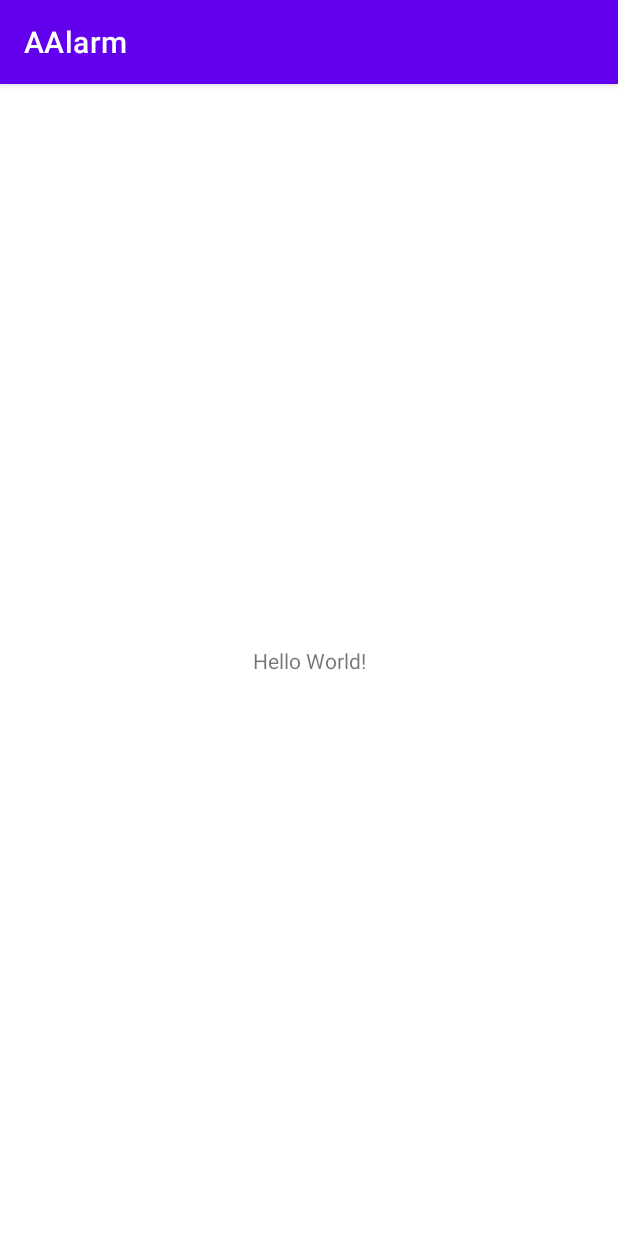
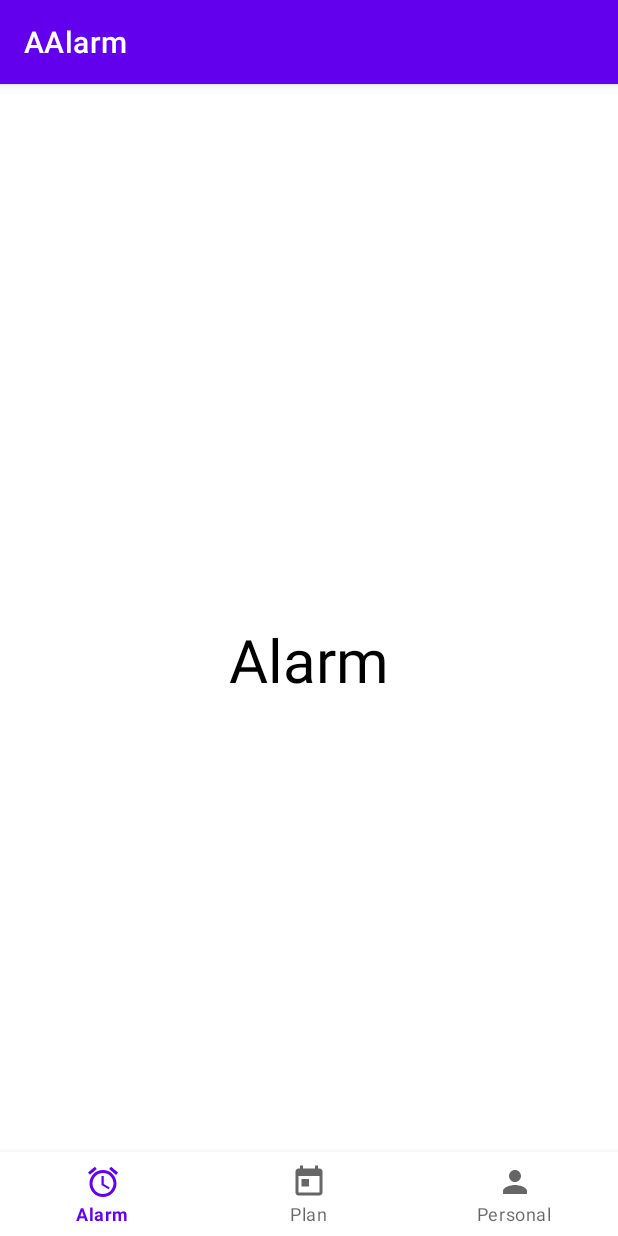
Before and after one commit to YushunChen/AAlarm, an Android app: the screen it shows after launch (MainActivity), on a phone screen of 412 x 824 dp. Run offline under Robolectric (Android 15) with nearby library versions, the phone set to English and light mode, and no system bars.

Commit message:
menu imitate lab3 m2

```diff
--- a/app/build.gradle
+++ b/app/build.gradle
@@ -32,6 +32,7 @@ dependencies {
     implementation 'androidx.appcompat:appcompat:1.3.1'
     implementation 'com.google.android.material:material:1.4.0'
     implementation 'androidx.constraintlayout:constraintlayout:2.1.1'
+    implementation 'androidx.legacy:legacy-support-v4:1.0.0'
     testImplementation 'junit:junit:4.+'
     androidTestImplementation 'androidx.test.ext:junit:1.1.3'
     androidTestImplementation 'androidx.test.espresso:espresso-core:3.4.0'
--- /dev/null
+++ b/app/src/main/java/com/example/aalarm/AlarmFragment.java
@@ -0,0 +1,60 @@
+package com.example.aalarm;
+
+import android.os.Bundle;
+
+import androidx.fragment.app.Fragment;
+
+import android.view.LayoutInflater;
+import android.view.View;
+import android.view.ViewGroup;
+
+
+public class AlarmFragment extends Fragment {
+
+//    // TODO: Rename parameter arguments, choose names that match
+//    // the fragment initialization parameters, e.g. ARG_ITEM_NUMBER
+//    private static final String ARG_PARAM1 = "param1";
+//    private static final String ARG_PARAM2 = "param2";
+//
+//    // TODO: Rename and change types of parameters
+//    private String mParam1;
+//    private String mParam2;
+
+    public AlarmFragment() {
+        // Required empty public constructor
+    }
+
+//    /**
+//     * Use this factory method to create a new instance of
+//     * this fragment using the provided parameters.
+//     *
+//     * @param param1 Parameter 1.
+//     * @param param2 Parameter 2.
+//     * @return A new instance of fragment AlarmFragment.
+//     */
+//    // TODO: Rename and change types and number of parameters
+//    public static AlarmFragment newInstance(String param1, String param2) {
+//        AlarmFragment fragment = new AlarmFragment();
+//        Bundle args = new Bundle();
+//        args.putString(ARG_PARAM1, param1);
+//        args.putString(ARG_PARAM2, param2);
+//        fragment.setArguments(args);
+//        return fragment;
+//    }
+//
+//    @Override
+//    public void onCreate(Bundle savedInstanceState) {
+//        super.onCreate(savedInstanceState);
+//        if (getArguments() != null) {
+//            mParam1 = getArguments().getString(ARG_PARAM1);
+//            mParam2 = getArguments().getString(ARG_PARAM2);
+//        }
+//    }
+
+    @Override
+    public View onCreateView(LayoutInflater inflater, ViewGroup container,
+                             Bundle savedInstanceState) {
+        // Inflate the layout for this fragment
+        return inflater.inflate(R.layout.fragment_alarm, container, false);
+    }
+}
--- a/app/src/main/java/com/example/aalarm/MainActivity.java
+++ b/app/src/main/java/com/example/aalarm/MainActivity.java
@@ -1,14 +1,48 @@
 package com.example.aalarm;
 
+import androidx.annotation.NonNull;
 import androidx.appcompat.app.AppCompatActivity;
+import androidx.fragment.app.Fragment;
 
 import android.os.Bundle;
+import android.view.MenuItem;
+
+import com.google.android.material.navigation.NavigationBarView;
 
 public class MainActivity extends AppCompatActivity {
+    private NavigationBarView bottomNavigationView;
 
     @Override
     protected void onCreate(Bundle savedInstanceState) {
         super.onCreate(savedInstanceState);
         setContentView(R.layout.activity_main);
+
+        bottomNavigationView = findViewById(R.id.bottomnav);
+        bottomNavigationView.setOnItemSelectedListener(bottomnavFunction);
+
+        getSupportFragmentManager().beginTransaction().replace(R.id.container, new AlarmFragment()).commit();
+
+
     }
+
+    private NavigationBarView.OnItemSelectedListener bottomnavFunction = new NavigationBarView.OnItemSelectedListener() {
+        @Override
+        public boolean onNavigationItemSelected(@NonNull MenuItem item) {
+            Fragment fragment = null;
+            switch (item.getItemId()){
+                case R.id.alarm:
+                    fragment = new AlarmFragment();
+                    break;
+                case R.id.plan:
+                    fragment = new PersonFragment();
+                    break;
+                case R.id.personal:
+                    fragment = new PlanFragment();
+                    break;
+
+            }
+            getSupportFragmentManager().beginTransaction().replace(R.id.container, fragment).commit();
+            return true;
+        }
+    };
 }
--- /dev/null
+++ b/app/src/main/res/drawable/ic_alarm.xml
@@ -0,0 +1,10 @@
+<vector xmlns:android="http://schemas.android.com/apk/res/android"
+    android:width="24dp"
+    android:height="24dp"
+    android:viewportWidth="24"
+    android:viewportHeight="24"
+    android:tint="?attr/colorControlNormal">
+  <path
+      android:fillColor="@android:color/white"
+      android:pathData="M22,5.72l-4.6,-3.86 -1.29,1.53 4.6,3.86L22,5.72zM7.88,3.39L6.6,1.86 2,5.71l1.29,1.53 4.59,-3.85zM12.5,8L11,8v6l4.75,2.85 0.75,-1.23 -4,-2.37L12.5,8zM12,4c-4.97,0 -9,4.03 -9,9s4.02,9 9,9c4.97,0 9,-4.03 9,-9s-4.03,-9 -9,-9zM12,20c-3.87,0 -7,-3.13 -7,-7s3.13,-7 7,-7 7,3.13 7,7 -3.13,7 -7,7z"/>
+</vector>
--- /dev/null
+++ b/app/src/main/res/drawable/ic_person.xml
@@ -0,0 +1,10 @@
+<vector xmlns:android="http://schemas.android.com/apk/res/android"
+    android:width="24dp"
+    android:height="24dp"
+    android:viewportWidth="24"
+    android:viewportHeight="24"
+    android:tint="?attr/colorControlNormal">
+  <path
+      android:fillColor="@android:color/white"
+      android:pathData="M12,12c2.21,0 4,-1.79 4,-4s-1.79,-4 -4,-4 -4,1.79 -4,4 1.79,4 4,4zM12,14c-2.67,0 -8,1.34 -8,4v2h16v-2c0,-2.66 -5.33,-4 -8,-4z"/>
+</vector>
--- /dev/null
+++ b/app/src/main/res/drawable/ic_plan.xml
@@ -0,0 +1,10 @@
+<vector xmlns:android="http://schemas.android.com/apk/res/android"
+    android:width="24dp"
+    android:height="24dp"
+    android:viewportWidth="24"
+    android:viewportHeight="24"
+    android:tint="?attr/colorControlNormal">
+  <path
+      android:fillColor="@android:color/white"
+      android:pathData="M19,3h-1L18,1h-2v2L8,3L8,1L6,1v2L5,3c-1.11,0 -1.99,0.9 -1.99,2L3,19c0,1.1 0.89,2 2,2h14c1.1,0 2,-0.9 2,-2L21,5c0,-1.1 -0.9,-2 -2,-2zM19,19L5,19L5,8h14v11zM7,10h5v5L7,15z"/>
+</vector>
--- a/app/src/main/res/layout/activity_main.xml
+++ b/app/src/main/res/layout/activity_main.xml
@@ -1,18 +1,22 @@
 <?xml version="1.0" encoding="utf-8"?>
-<androidx.constraintlayout.widget.ConstraintLayout xmlns:android="http://schemas.android.com/apk/res/android"
+<RelativeLayout xmlns:android="http://schemas.android.com/apk/res/android"
     xmlns:app="http://schemas.android.com/apk/res-auto"
     xmlns:tools="http://schemas.android.com/tools"
     android:layout_width="match_parent"
     android:layout_height="match_parent"
     tools:context=".MainActivity">
 
-    <TextView
-        android:layout_width="wrap_content"
+    <FrameLayout
+        android:layout_width="match_parent"
+        android:layout_height="match_parent"
+        android:id="@+id/container"/>
+
+    <com.google.android.material.bottomnavigation.BottomNavigationView
+        android:layout_width="match_parent"
         android:layout_height="wrap_content"
-        android:text="Hello World!"
-        app:layout_constraintBottom_toBottomOf="parent"
-        app:layout_constraintLeft_toLeftOf="parent"
-        app:layout_constraintRight_toRightOf="parent"
-        app:layout_constraintTop_toTopOf="parent" />
+        android:id="@+id/bottomnav"
+        android:layout_alignParentBottom="true"
+        android:background="?android:attr/windowBackground"
+        app:menu="@menu/menu"/>
 
-</androidx.constraintlayout.widget.ConstraintLayout>
+</RelativeLayout>
--- /dev/null
+++ b/app/src/main/res/layout/fragment_alarm.xml
@@ -0,0 +1,17 @@
+<?xml version="1.0" encoding="utf-8"?>
+<FrameLayout xmlns:android="http://schemas.android.com/apk/res/android"
+    xmlns:tools="http://schemas.android.com/tools"
+    android:layout_width="match_parent"
+    android:layout_height="match_parent"
+    tools:context=".AlarmFragment">
+
+    <!-- TODO: Update blank fragment layout -->
+    <TextView
+        android:layout_width="wrap_content"
+        android:layout_height="wrap_content"
+        android:layout_gravity="center"
+        android:text="Alarm"
+        android:textColor="@color/black"
+        android:textSize="40dp"/>
+
+</FrameLayout>
--- /dev/null
+++ b/app/src/main/res/menu/menu.xml
@@ -0,0 +1,19 @@
+<?xml version="1.0" encoding="utf-8"?>
+<menu xmlns:android="http://schemas.android.com/apk/res/android">
+
+    <item
+        android:id="@+id/alarm"
+        android:title="Alarm"
+        android:icon="@drawable/ic_alarm" />
+
+    <item
+        android:id="@+id/plan"
+        android:title="Plan"
+        android:icon="@drawable/ic_plan" />
+
+    <item
+        android:id="@+id/personal"
+        android:title="Personal"
+        android:icon="@drawable/ic_person" />
+
+</menu>
--- a/app/src/main/res/values/strings.xml
+++ b/app/src/main/res/values/strings.xml
@@ -1,3 +1,5 @@
 <resources>
     <string name="app_name">AAlarm</string>
+    <!-- TODO: Remove or change this placeholder text -->
+    <string name="hello_blank_fragment">Hello blank fragment</string>
 </resources>
```
Also changed, not shown: app/src/main/java/com/example/aalarm/PersonFragment.java (added, +60 -0 lines), app/src/main/java/com/example/aalarm/PlanFragment.java (added, +60 -0 lines), app/src/main/res/layout/fragment_person.xml (added, +17 -0 lines), app/src/main/res/layout/fragment_plan.xml (added, +17 -0 lines).
